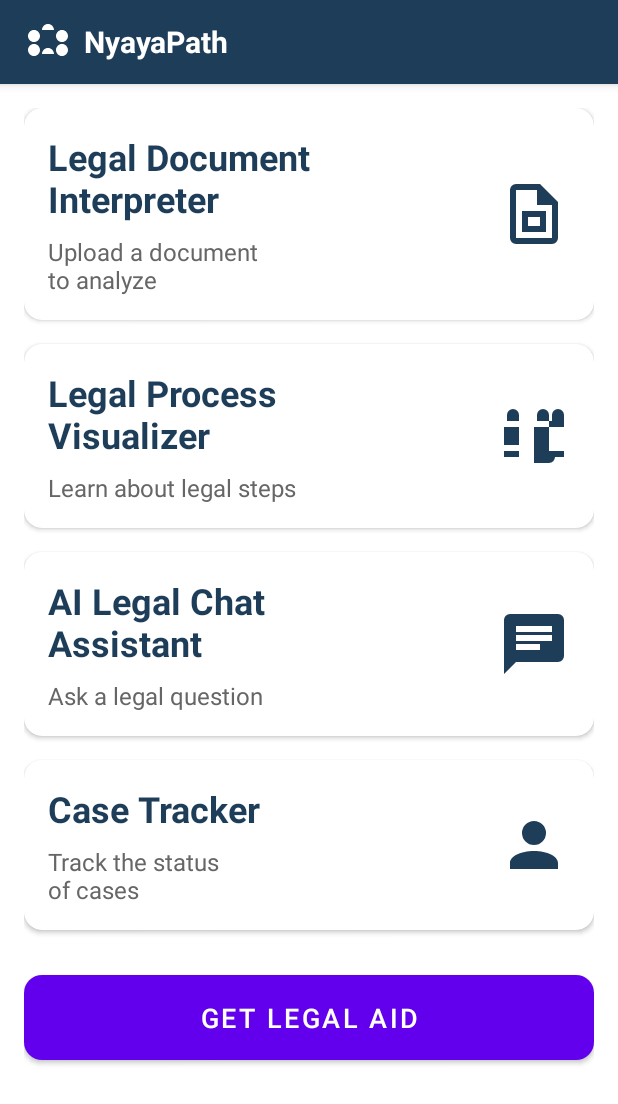
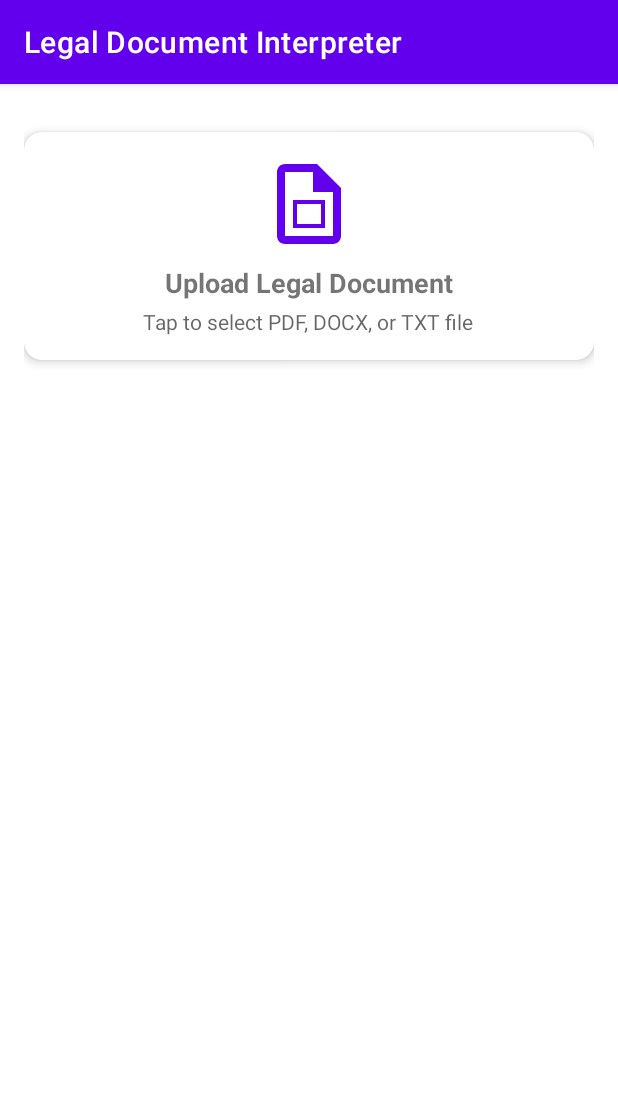
Before and after one commit to SakethavasudevacharyaGundi/ESOCX-CodeRed, an Android app: the screen it shows after launch (MainActivity before the commit, DocumentInterpreterActivity after it), after a tap on "Legal Document Interpreter", on a phone screen of 412 x 824 dp. Shown: the top 1104 px of the screen. Run offline under Robolectric (Android 15) with nearby library versions, the phone set to English and light mode, and no system bars.

Commit message:
Added Document Summarizer and Interpreter functionality with backend integration

```diff
--- a/app/build.gradle.kts
+++ b/app/build.gradle.kts
@@ -58,6 +58,12 @@ dependencies {
     // Coil for image loading
     implementation("io.coil-kt:coil:2.5.0")
 
+    // OkHttp for network requests
+    implementation("com.squareup.okhttp3:okhttp:4.12.0")
+
+    // JSON parsing
+    implementation("org.json:json:20231013")
+
     testImplementation(libs.junit)
     androidTestImplementation(libs.androidx.junit)
     androidTestImplementation(libs.androidx.espresso.core)
--- a/app/src/main/AndroidManifest.xml
+++ b/app/src/main/AndroidManifest.xml
@@ -13,6 +13,7 @@
         android:roundIcon="@mipmap/ic_launcher_round"
         android:supportsRtl="true"
         android:theme="@style/Theme.LegalAid"
+        android:usesCleartextTraffic="true"
         tools:targetApi="31">
 
         <activity
@@ -29,6 +30,11 @@
             android:name=".WebViewActivity"
             android:exported="false"
             android:theme="@style/Theme.LegalAid.NoActionBar" />
+
+        <activity
+            android:name=".DocumentInterpreterActivity"
+            android:exported="false"
+            android:label="Legal Document Interpreter" />
     </application>
 
 </manifest>
--- a/app/src/main/java/com/saketh/legalaid/MainActivity.kt
+++ b/app/src/main/java/com/saketh/legalaid/MainActivity.kt
@@ -22,7 +22,7 @@ class MainActivity : AppCompatActivity() {
 
     private fun setupClickListeners() {
         binding.cardDocumentInterpreter.setOnClickListener {
-            Toast.makeText(this, "Document Interpreter Coming Soon", Toast.LENGTH_SHORT).show()
+            startActivity(Intent(this, DocumentInterpreterActivity::class.java))
         }
 
         binding.cardProcessVisualizer.setOnClickListener {
--- /dev/null
+++ b/app/src/main/res/drawable/ic_upload_file.xml
@@ -0,0 +1,10 @@
+<?xml version="1.0" encoding="utf-8"?>
+<vector xmlns:android="http://schemas.android.com/apk/res/android"
+    android:width="24dp"
+    android:height="24dp"
+    android:viewportWidth="24"
+    android:viewportHeight="24">
+    <path
+        android:fillColor="?attr/colorPrimary"
+        android:pathData="M14,2H6C4.9,2 4,2.9 4,4V20C4,21.1 4.9,22 6,22H18C19.1,22 20,21.1 20,20V8L14,2M18,20H6V4H13V9H18V20M16,11V18H8V11H16M15,12H9V17H15V12Z"/>
+</vector>
--- /dev/null
+++ b/app/src/main/res/layout/activity_document_interpreter.xml
@@ -0,0 +1,102 @@
+<?xml version="1.0" encoding="utf-8"?>
+<androidx.constraintlayout.widget.ConstraintLayout xmlns:android="http://schemas.android.com/apk/res/android"
+    xmlns:app="http://schemas.android.com/apk/res-auto"
+    android:layout_width="match_parent"
+    android:layout_height="match_parent"
+    android:padding="16dp">
+
+    <com.google.android.material.card.MaterialCardView
+        android:id="@+id/uploadCard"
+        android:layout_width="match_parent"
+        android:layout_height="wrap_content"
+        android:layout_marginTop="16dp"
+        app:cardCornerRadius="12dp"
+        app:cardElevation="4dp"
+        app:layout_constraintTop_toTopOf="parent">
+
+        <LinearLayout
+            android:layout_width="match_parent"
+            android:layout_height="wrap_content"
+            android:gravity="center"
+            android:orientation="vertical"
+            android:padding="16dp">
+
+            <ImageView
+                android:id="@+id/uploadIcon"
+                android:layout_width="64dp"
+                android:layout_height="64dp"
+                android:src="@drawable/ic_upload_file"
+                android:contentDescription="Upload file" />
+
+            <TextView
+                android:layout_width="wrap_content"
+                android:layout_height="wrap_content"
+                android:layout_marginTop="8dp"
+                android:text="Upload Legal Document"
+                android:textSize="18sp"
+                android:textStyle="bold" />
+
+            <TextView
+                android:layout_width="wrap_content"
+                android:layout_height="wrap_content"
+                android:layout_marginTop="4dp"
+                android:text="Tap to select PDF, DOCX, or TXT file"
+                android:textColor="?android:textColorSecondary" />
+
+        </LinearLayout>
+
+    </com.google.android.material.card.MaterialCardView>
+
+    <com.google.android.material.progressindicator.CircularProgressIndicator
+        android:id="@+id/progressIndicator"
+        android:layout_width="wrap_content"
+        android:layout_height="wrap_content"
+        android:layout_marginTop="16dp"
+        android:indeterminate="true"
+        android:visibility="gone"
+        app:layout_constraintEnd_toEndOf="parent"
+        app:layout_constraintStart_toStartOf="parent"
+        app:layout_constraintTop_toBottomOf="@id/uploadCard" />
+
+    <com.google.android.material.card.MaterialCardView
+        android:id="@+id/summaryCard"
+        android:layout_width="match_parent"
+        android:layout_height="0dp"
+        android:layout_marginTop="16dp"
+        android:visibility="gone"
+        app:cardCornerRadius="12dp"
+        app:cardElevation="4dp"
+        app:layout_constraintBottom_toBottomOf="parent"
+        app:layout_constraintTop_toBottomOf="@id/progressIndicator">
+
+        <LinearLayout
+            android:layout_width="match_parent"
+            android:layout_height="match_parent"
+            android:orientation="vertical"
+            android:padding="16dp">
+
+            <TextView
+                android:layout_width="wrap_content"
+                android:layout_height="wrap_content"
+                android:text="Document Summary"
+                android:textSize="18sp"
+                android:textStyle="bold" />
+
+            <ScrollView
+                android:layout_width="match_parent"
+                android:layout_height="match_parent"
+                android:layout_marginTop="8dp">
+
+                <TextView
+                    android:id="@+id/summaryText"
+                    android:layout_width="match_parent"
+                    android:layout_height="wrap_content"
+                    android:textSize="16sp" />
+
+            </ScrollView>
+
+        </LinearLayout>
+
+    </com.google.android.material.card.MaterialCardView>
+
+</androidx.constraintlayout.widget.ConstraintLayout>
--- a/gradle/libs.versions.toml
+++ b/gradle/libs.versions.toml
@@ -1,5 +1,5 @@
 [versions]
-agp = "8.7.1"
+agp = "8.9.1"
 kotlin = "1.9.24"
 coreKtx = "1.13.1"
 junit = "4.13.2"
```
Also changed, not shown: app/src/main/java/com/saketh/legalaid/DocumentInterpreterActivity.kt (added, +106 -0 lines), app/src/main/java/com/saketh/legalaid/DocumentSummarizer.kt (added, +75 -0 lines), gradle/wrapper/gradle-wrapper.properties, 6 other files.
